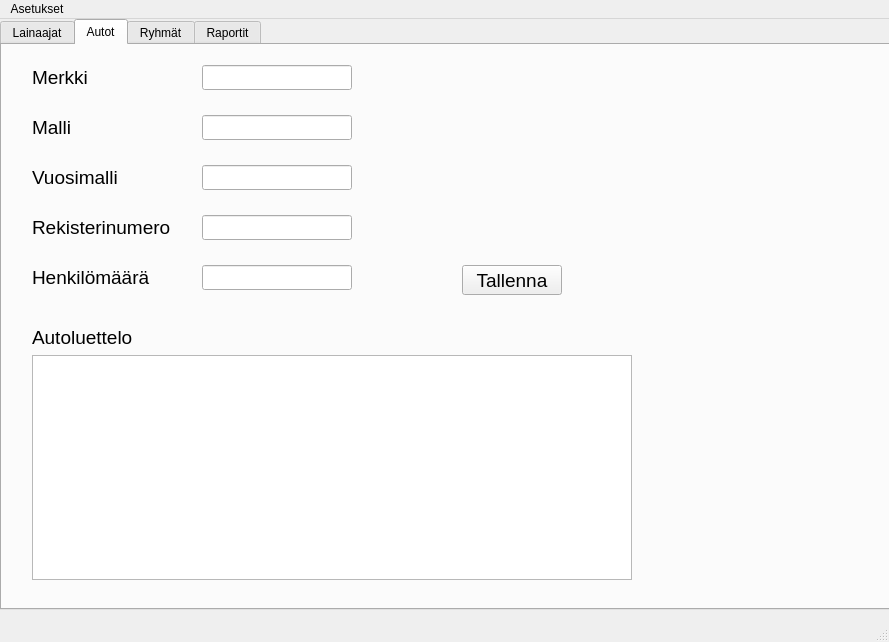
Before: the Qt Designer form autolainaus.ui in Sandrowue/Autolainaus, drawn with Qt 5.
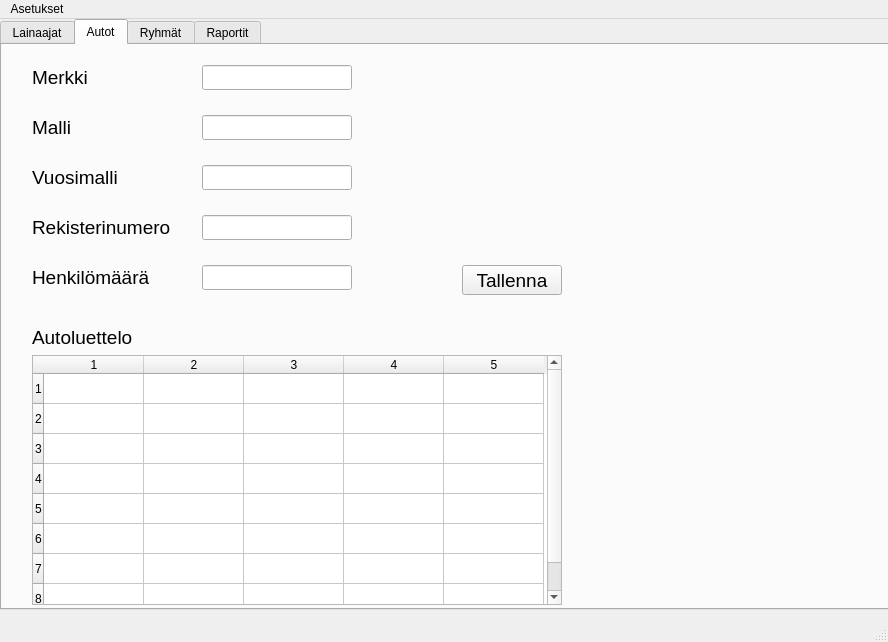
After: the same form once the commit is applied. The open tabs and pages were chosen to show the change.

Patch:
```diff
--- a/autolainaus.ui
+++ b/autolainaus.ui
@@ -6,7 +6,7 @@
    <rect>
     <x>0</x>
     <y>0</y>
-    <width>889</width>
+    <width>888</width>
     <height>642</height>
    </rect>
   </property>
@@ -400,10 +400,29 @@
        <rect>
         <x>30</x>
         <y>310</y>
-        <width>600</width>
-        <height>225</height>
+        <width>530</width>
+        <height>250</height>
        </rect>
       </property>
+      <property name="rowCount">
+       <number>8</number>
+      </property>
+      <property name="columnCount">
+       <number>5</number>
+      </property>
+      <row/>
+      <row/>
+      <row/>
+      <row/>
+      <row/>
+      <row/>
+      <row/>
+      <row/>
+      <column/>
+      <column/>
+      <column/>
+      <column/>
+      <column/>
      </widget>
      <widget class="QLineEdit" name="merkkiLineEdit">
       <property name="geometry">
@@ -784,7 +803,7 @@
     <rect>
      <x>0</x>
      <y>0</y>
-     <width>889</width>
+     <width>888</width>
      <height>21</height>
     </rect>
    </property>
```
Left out of the diff: 35 changed lines with no effect on the pictures.
